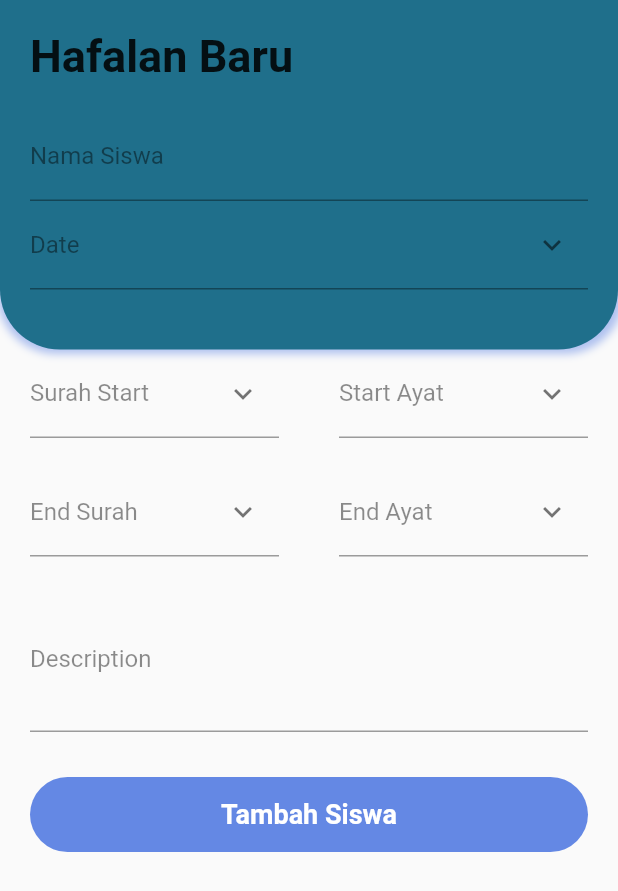
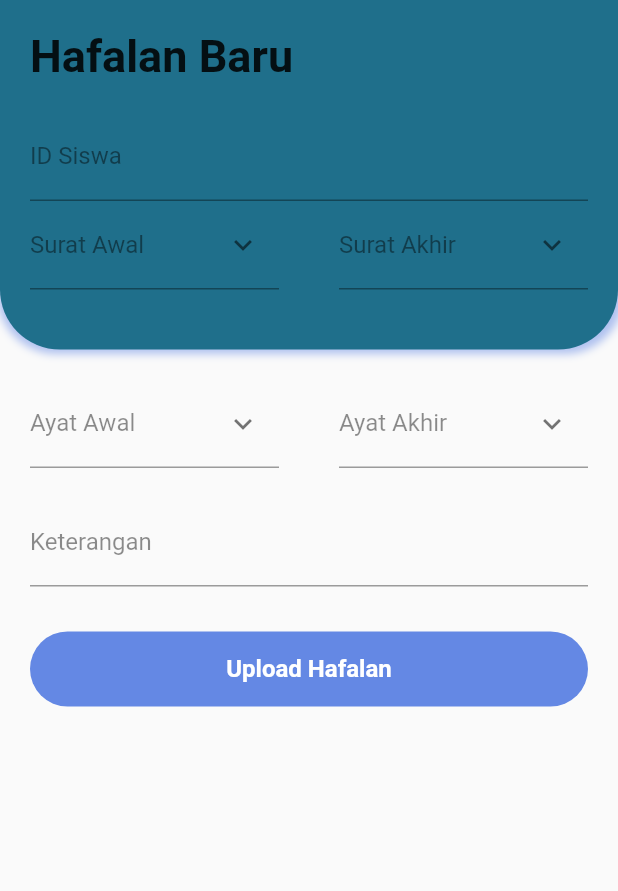
Before and after one commit to KannaHashi/flutter-project, a Flutter app: the HomePage screen opened directly, after a tap on the "add" icon, on a phone screen of 412 x 824 dp. Shown: the top 891 px of the screen. Run offline on Flutter 3.47's test engine with Material 2 defaults, Android fonts, the phone set to English and light mode, and no system bars; our stand-ins replace curved_navigation_bar, font_awesome_flutter, percent_indicator; missing offline and left inert: mailer; network calls fail.

```diff
--- a/lib/main.dart
+++ b/lib/main.dart
@@ -10,7 +10,7 @@ class MyApp extends StatelessWidget {
   Widget build(BuildContext context) {
     return MaterialApp(
       debugShowCheckedModeBanner: false,
-      home: HomePage(),
+      home: Login(),
     );
   }
 }
--- a/lib/ui/create_hafalan.dart
+++ b/lib/ui/create_hafalan.dart
@@ -1,8 +1,58 @@
 part of 'uis.dart';
 
-class Create_Hafalan extends StatelessWidget {
+class CreateHafalan extends StatefulWidget {
+  @override
+  _CreateHafalanState createState() => _CreateHafalanState();
+}
+  // String name = 'Create New Store Note';
 
-  String name = 'Create New Store Note';
+class _CreateHafalanState extends State<CreateHafalan> {
+  final _formKey = GlobalKey<FormState>();
+  TextEditingController _siswaId = TextEditingController();
+  TextEditingController _suratAwal = TextEditingController();
+  TextEditingController _ayatAwal = TextEditingController();
+  TextEditingController _suratAkhir = TextEditingController();
+  TextEditingController _ayatAkhir = TextEditingController();
+  TextEditingController _keterangan = TextEditingController();
+  String msg;
+
+  void simpanData() {
+    createHafalan(_siswaId.text, _suratAwal.text, _ayatAwal.text,
+            _suratAkhir.text, _ayatAkhir.text, _keterangan.text)
+        .then((value) {
+      if (value == true) {
+        AlertDialog alertdialog = AlertDialog(
+          content: Container(
+            height: 100,
+            child: Column(
+              children: <Widget>[
+                Text("Hafalan Berhasil Ditambahkan"),
+                RaisedButton(
+                  child: Text("OK"),
+                  onPressed: () => Navigator.pop(context),
+                )
+              ],
+            ),
+          ),
+        );
+        showDialog(context: context, child: alertdialog);
+      } else {
+        AlertDialog alertdialog = AlertDialog(
+          content: Container(
+            height: 100,
+            child: Column(
+              children: <Widget>[
+                Text("Hafalan Gagal Ditambahkan"),
+                RaisedButton(
+                    child: Text("OK"), onPressed: () => Navigator.pop(context))
+              ],
+            ),
+          ),
+        );
+        showDialog(context: context, child: alertdialog);
+      }
+    });
+  }
 
   @override
   Widget build(BuildContext context) {
@@ -11,7 +61,8 @@ class Create_Hafalan extends StatelessWidget {
       Icons.keyboard_arrow_down,
       color: Colors.black54,
     );
-    return ListView(
+    return Scaffold(
+      body:  ListView(
 
     children: [Container(
       child: Column(
@@ -36,19 +87,26 @@ class Create_Hafalan extends StatelessWidget {
                       child: Column(
                     crossAxisAlignment: CrossAxisAlignment.start,
                     children: <Widget>[
-                      MyTextField(label: 'Nama Siswa'),
+                      MyTextField(label: 'ID Siswa'),
                       Row(
-                        mainAxisAlignment: MainAxisAlignment.start,
-                        crossAxisAlignment: CrossAxisAlignment.end,
+                        mainAxisAlignment: MainAxisAlignment.spaceBetween,
                         children: <Widget>[
                           Expanded(
+                              child: MyTextField(
+                            controller: _suratAwal,
+                            label: 'Surat Awal',
+                            icon: downwardIcon,
+                          )),
+                          SizedBox(width: 40),
+                          Expanded(
                             child: MyTextField(
-                              label: 'Date',
+                              controller: _suratAkhir,
+                              label: 'Surat Akhir',
                               icon: downwardIcon,
                             ),
                           ),
                         ],
-                      )
+                      ),
                     ],
                   ))
                 ],
@@ -59,36 +117,21 @@ class Create_Hafalan extends StatelessWidget {
               padding: EdgeInsets.symmetric(horizontal: 20),
               child: Column(
                 children: <Widget>[
-                  Row(
-                    mainAxisAlignment: MainAxisAlignment.spaceBetween,
-                    children: <Widget>[
-                      Expanded(
-                          child: MyTextField(
-                        label: 'Surah Start',
-                        icon: downwardIcon,
-                      )),
-                      SizedBox(width: 40),
-                      Expanded(
-                        child: MyTextField(
-                          label: 'Start Ayat',
-                          icon: downwardIcon,
-                        ),
-                      ),
-                    ],
-                  ),
                   SizedBox(height: 20),
                   Row(
                     mainAxisAlignment: MainAxisAlignment.spaceBetween,
                     children: <Widget>[
                       Expanded(
                           child: MyTextField(
-                        label: 'End Surah',
+                        controller: _ayatAwal,
+                        label: 'Ayat Awal',
                         icon: downwardIcon,
                       )),
                       SizedBox(width: 40),
                       Expanded(
                         child: MyTextField(
-                          label: 'End Ayat',
+                          controller: _ayatAkhir,
+                          label: 'Ayat Akhir',
                           icon: downwardIcon,
                         ),
                       ),
@@ -96,8 +139,9 @@ class Create_Hafalan extends StatelessWidget {
                   ),
                   SizedBox(height: 20),
                   MyTextField(
-                    label: 'Description',
-                    minLines: 3,
+                    controller: _keterangan,
+                    label: 'Keterangan',
+                    minLines: 1,
                     maxLines: 3,
                   ),
                   SizedBox(height: 20),
@@ -117,19 +161,23 @@ class Create_Hafalan extends StatelessWidget {
                 crossAxisAlignment: CrossAxisAlignment.stretch,
                 children: <Widget>[
                   Container(
-                    child: Text(
-                      'Create Task',
-                      style: TextStyle(
-                          color: Colors.white,
-                          fontWeight: FontWeight.w700,
-                          fontSize: 18),
-                    ),
                     alignment: Alignment.center,
                     margin: EdgeInsets.fromLTRB(20, 10, 20, 20),
                     width: width - 40,
                     decoration: BoxDecoration(
                       color: LightColors.kBlue,
                       borderRadius: BorderRadius.circular(30),
+                    ),
+                    child: GestureDetector(
+                      child:
+                    Text(
+                      'Upload Hafalan',
+                      style: TextStyle(
+                          color: Colors.white,
+                          fontWeight: FontWeight.w700,
+                          fontSize: 16),
+                    ),
+                    onTap: () => simpanData(),
                     ),
                   ),
                 ],
@@ -138,6 +186,7 @@ class Create_Hafalan extends StatelessWidget {
         ]
       ),
     )]
+    ),
     );
   }
 }
--- a/lib/ui/create_siswa.dart
+++ /dev/null
@@ -1,145 +0,0 @@
-part of 'uis.dart';
-
-class Create_Siswa extends StatelessWidget {
-
-  String name = 'Create New Store Note';
-
-  @override
-  Widget build(BuildContext context) {
-    double width = MediaQuery.of(context).size.width;
-    var downwardIcon = Icon(
-      Icons.keyboard_arrow_down,
-      color: Colors.black54,
-    );
-    return Scaffold(
-      body:  ListView(
-
-    children: [Container(
-      child: Column(
-        children: [
-            TopContainer(
-              padding: EdgeInsets.fromLTRB(20, 20, 20, 40),
-              width: width,
-              child: Column(
-                children: <Widget>[
-                  Row(
-                    mainAxisAlignment: MainAxisAlignment.start,
-                    children: <Widget>[
-                      Text(
-                        'Hafalan Baru',
-                        style: TextStyle(
-                            fontSize: 30.0, fontWeight: FontWeight.w700),
-                      ),
-                    ],
-                  ),
-                  SizedBox(height: 20),
-                  Container(
-                      child: Column(
-                    crossAxisAlignment: CrossAxisAlignment.start,
-                    children: <Widget>[
-                      MyTextField(label: 'Nama Siswa'),
-                      Row(
-                        mainAxisAlignment: MainAxisAlignment.start,
-                        crossAxisAlignment: CrossAxisAlignment.end,
-                        children: <Widget>[
-                          Expanded(
-                            child: MyTextField(
-                              label: 'Date',
-                              icon: downwardIcon,
-                            ),
-                          ),
-                        ],
-                      )
-                    ],
-                  ))
-                ],
-              ),
-            ),
-            Container(
-                child: SingleChildScrollView(
-              padding: EdgeInsets.symmetric(horizontal: 20),
-              child: Column(
-                children: <Widget>[
-                  Row(
-                    mainAxisAlignment: MainAxisAlignment.spaceBetween,
-                    children: <Widget>[
-                      Expanded(
-                          child: MyTextField(
-                        label: 'Surah Start',
-                        icon: downwardIcon,
-                      )),
-                      SizedBox(width: 40),
-                      Expanded(
-                        child: MyTextField(
-                          label: 'Start Ayat',
-                          icon: downwardIcon,
-                        ),
-                      ),
-                    ],
-                  ),
-                  SizedBox(height: 20),
-                  Row(
-                    mainAxisAlignment: MainAxisAlignment.spaceBetween,
-                    children: <Widget>[
-                      Expanded(
-                          child: MyTextField(
-                        label: 'End Surah',
-                        icon: downwardIcon,
-                      )),
-                      SizedBox(width: 40),
-                      Expanded(
-                        child: MyTextField(
-                          label: 'End Ayat',
-                          icon: downwardIcon,
-                        ),
-                      ),
-                    ],
-                  ),
-                  SizedBox(height: 20),
-                  MyTextField(
-                    label: 'Description',
-                    minLines: 3,
-                    maxLines: 3,
-                  ),
-                  SizedBox(height: 20),
-                  Container(
-                    alignment: Alignment.topLeft,
-                    child: Column(
-                      crossAxisAlignment: CrossAxisAlignment.start,
-                    ),
-                  )
-                ],
-              ),
-            )),
-            Container(
-              height: 80,
-              width: width,
-              child: Row(
-                crossAxisAlignment: CrossAxisAlignment.stretch,
-                children: <Widget>[
-                  Container(
-                    child: Text(
-                      'Tambah Siswa',
-                      style: TextStyle(
-                          color: Colors.white,
-                          fontWeight: FontWeight.w700,
-                          fontSize: 18),
-                    ),
-                    alignment: Alignment.center,
-                    margin: EdgeInsets.fromLTRB(20, 10, 20, 20),
-                    width: width - 40,
-                    decoration: BoxDecoration(
-                      color: LightColors.kBlue,
-                      borderRadius: BorderRadius.circular(30),
-                    ),
-                  ),
-                ],
-              ),
-            ),
-        ]
-      ),
-    )]
-    ),
-    );
-  }
-}
--- a/lib/ui/home.dart
+++ b/lib/ui/home.dart
@@ -31,7 +31,7 @@ class _HomeState extends State<Home> {
               children: <Widget>[
                 Container(
                   decoration: BoxDecoration(
-                    color: LightColors.kDarkYellow,
+                    // color: LightColors.kDarkYellow,
                   ),
                   child: TopContainer(
                   height: 150,
@@ -66,7 +66,7 @@ class _HomeState extends State<Home> {
                                 children: <Widget>[
                                   Container(
                                     child: Text(
-                                      'Nanoka',
+                                      'Admin',
                                       textAlign: TextAlign.start,
                                       style: TextStyle(
                                         fontSize: 22.0,
@@ -77,7 +77,7 @@ class _HomeState extends State<Home> {
                                   ),
                                   Container(
                                     child: Text(
-                                      'kannayama116@gmail.com',
+                                      'admin@gmail.com',
                                       textAlign: TextAlign.start,
                                       style: TextStyle(
                                         fontSize: 10.0,
@@ -94,27 +94,27 @@ class _HomeState extends State<Home> {
                       ]),
                 ),
                 ),
-                Container(
-                  height: 20,
-                  decoration: BoxDecoration(
-                    color: LightColors.kDarkYellow,
-                    borderRadius: BorderRadius.only(
-                      bottomRight: Radius.circular(60.0),
-                      bottomLeft: Radius.circular(60.0),
-                    ),
-                    boxShadow: [
-                      BoxShadow(
-                        color: LightColors.kDarkYellow.withOpacity(0.5),
-                        spreadRadius: 3,
-                        blurRadius: 4,
-                        offset: Offset(0, 0), // changes position of shadow
-                      ),
-                    ],
-                  ),
-                  child: Row(
+                // Container(
+                //   height: 20,
+                //   decoration: BoxDecoration(
+                //     color: LightColors.kDarkYellow,
+                //     borderRadius: BorderRadius.only(
+                //       bottomRight: Radius.circular(60.0),
+                //       bottomLeft: Radius.circular(60.0),
+                //     ),
+                //     boxShadow: [
+                //       BoxShadow(
+                //         color: LightColors.kDarkYellow.withOpacity(0.5),
+                //         spreadRadius: 3,
+                //         blurRadius: 4,
+                //         offset: Offset(0, 0), // changes position of shadow
+                //       ),
+                //     ],
+                //   ),
+                //   child: Row(
 
-                  ),
-                ),
+                //   ),
+                // ),
                 Container(
                   child: SingleChildScrollView(
                   child: Column(
@@ -132,15 +132,15 @@ class _HomeState extends State<Home> {
                                 subheading('Recent Setoran'),
                                 RaisedButton(
                                 color: Colors.greenAccent,
-                                child: Text('Login', style: TextStyle(color: Colors.white),),
+                                child: Text('Send Email', style: TextStyle(color: Colors.white),),
                                   onPressed: (){
-                                    Navigator.push(context, MaterialPageRoute(builder: (context) => Login()));
+                                   sendMail();
                                 })
                               ],
                             ),
                             SizedBox(height: 15.0),
                             TaskColumn(
-                              icon: Icons.alarm,
+                              icon: Icons.check_circle_outline,
                               iconBackgroundColor: LightColors.kRed,
                               title: 'Nanokaaa',
                               subtitle: 'An-Najm, ayat 17 - 59',
@@ -149,7 +149,7 @@ class _HomeState extends State<Home> {
                               height: 15.0,
                             ),
                             TaskColumn(
-                              icon: Icons.blur_circular,
+                              icon: Icons.check_circle_outline,
                               iconBackgroundColor: LightColors.kDarkYellow,
                               title: 'Hanif Lathan',
                               subtitle: 'At-Thur, ayat 1 - 25',
@@ -171,10 +171,6 @@ class _HomeState extends State<Home> {
                         child: Row(
                           crossAxisAlignment: CrossAxisAlignment.center,
                           mainAxisAlignment: MainAxisAlignment.spaceBetween,
-                          children: <Widget>[
-                            subheading('Data'),
-                            SizedBox(height: 5.0),
-                          ],
                         ),
                       ),
                     ],
--- a/lib/ui/navBot.dart
+++ b/lib/ui/navBot.dart
@@ -116,7 +116,7 @@ class _HomePageState extends State<HomePage> {
         onPressed: () {
             Navigator.push(context, MaterialPageRoute(
               builder:(context){
-                return Create_Siswa();
+                return CreateHafalan();
               }
             ));
           },
--- a/lib/ui/sendmail.dart
+++ b/lib/ui/sendmail.dart
@@ -51,13 +51,13 @@ sendMail() async {
       SmtpServer(domainSmtp, username: username, password: password, port: 587);
 
   final message = Message()
-    ..from = Address(username, 'BesTeam Company')
+    ..from = Address(username, 'SMK MADINATULQURAN')
     ..recipients.add('dulzfaker@gmail.com')
     //..ccRecipients.addAll(['destCc1@example.com', 'destCc2@example.com'])
     //..bccRecipients.add(Address('bccAddress@example.com'))
     ..subject = 'Laporan Setoran Siswa :: 😀 :: ${DateTime.now()}'
     ..text =
-        'Assalamualaikum Warahmatullahi Wabarakatuh.\n Anak Ibu/Bapak Tidak Pernah Setoran.\nSilahkan Dateng Ke Sekolah Sekarang!.';
+        'Assalamualaikum Warahmatullahi Wabarakatuh.\n Anak Ibu/Bapak tidak pernah setoran selama 3 bulan, Untuk itu diperkenankan kepada Wali ananda untuk datang ke sekolah.\n Syukron';
   // ..html = "<h1>Datang Kembali</h1>\n<p>Hey! Follow @ad_dulziz</p>";
 
   try {
--- a/lib/ui/uis.dart
+++ b/lib/ui/uis.dart
@@ -22,8 +22,8 @@ import 'package:mailer/smtp_server/gmail.dart';
 // import 'package:flutter_project/ui/screens/create_new_task_page.dart';
 
 part 'navBot.dart';
+// part 'create_hafalans.dart';
 part 'create_hafalan.dart';
-part 'create_siswa.dart';
 part 'history.dart';
 part 'home.dart';
 part 'login.dart';
--- a/lib/ui/widgets/my_text_field.dart
+++ b/lib/ui/widgets/my_text_field.dart
@@ -6,11 +6,12 @@ class MyTextField extends StatelessWidget {
   final int maxLines;
   final int minLines;
   final Icon icon;
-  MyTextField({this.label, this.maxLines = 1, this.minLines = 1, this.icon});
+  final controller;
+  MyTextField({this.label, this.maxLines = 1, this.minLines = 1, this.icon, this.controller});
 
   @override
   Widget build(BuildContext context) {
-    return TextField(
+    return TextFormField(
 
       style: TextStyle(color: Colors.black87),
       minLines: minLines,
--- a/pubspec.yaml
+++ b/pubspec.yaml
@@ -59,7 +59,7 @@ flutter:
   assets:
     - gambar/haha.jpg
     - gambar/jkt.jpg
-    - gambar/login_logo.png
+    - gambar/login_logo.jpg
 
   # An image asset can refer to one or more resolution-specific "variants", see
   # https://flutter.dev/assets-and-images/#resolution-aware.
```
Also changed, not shown: lib/ui/create_hafalans.dart (added, +143 -0 lines), lib/ui/list_setor.dart (+26 -25 lines), lib/ui/list_siswa.dart (+32 -14 lines), lib/ui/login.dart (+11 -10 lines), lib/viewModels/siswa_view_models.dart (+17 -0 lines), gambar/2.png (renamed from gambar/login_logo.png), gambar/login_logo.jpg (added), 1 other file.
